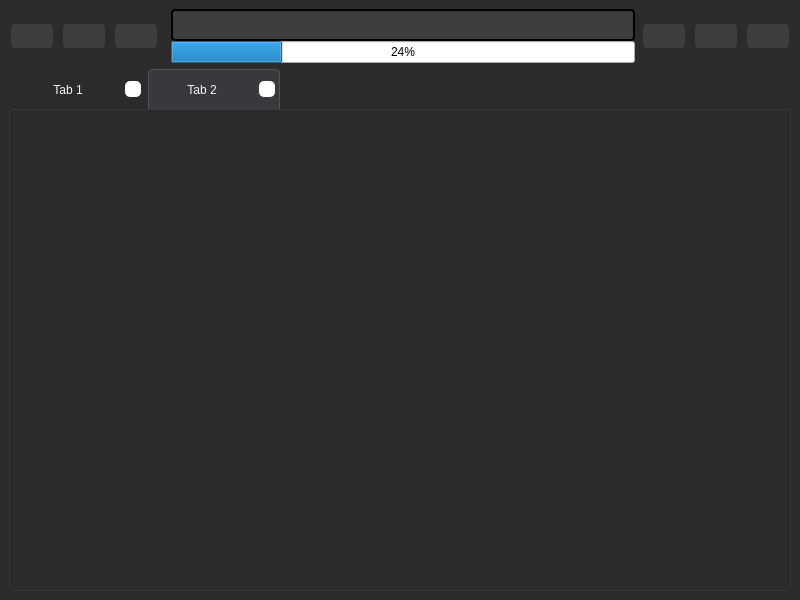
Qt form mainwindow.ui (dhkey/qt-web-browser) before a commit.
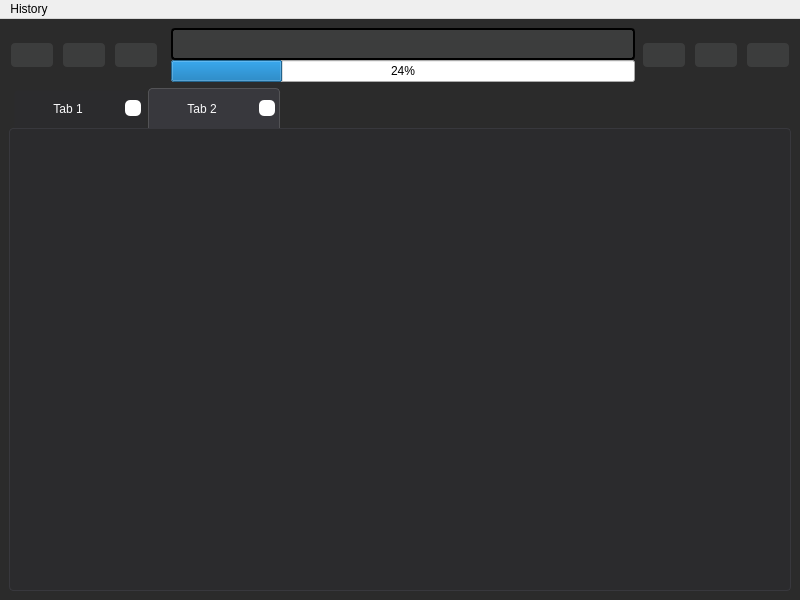
The same form after that commit. Icons and pictures are not drawn.

Diff of the .ui file:
```diff
--- a/mainwindow.ui
+++ b/mainwindow.ui
@@ -27,7 +27,7 @@
   </property>
   <widget class="QWidget" name="centralwidget">
    <layout class="QGridLayout" name="gridLayout_5">
-    <item row="1" column="1">
+    <item row="0" column="1">
      <layout class="QGridLayout" name="gridLayout_4">
       <item row="1" column="5">
        <widget class="QPushButton" name="newTabButton">
@@ -444,6 +444,15 @@
      <height>43</height>
     </rect>
    </property>
+   <widget class="QMenu" name="menuHistory">
+    <property name="title">
+     <string>History</string>
+    </property>
+    <addaction name="actionShow_History"/>
+    <addaction name="separator"/>
+    <addaction name="actionTurn_on_INCOGNITO_mode"/>
+   </widget>
+   <addaction name="menuHistory"/>
   </widget>
  </widget>
  <resources/>
```
Left out of the diff: 388 changed lines with no effect on the pictures.
